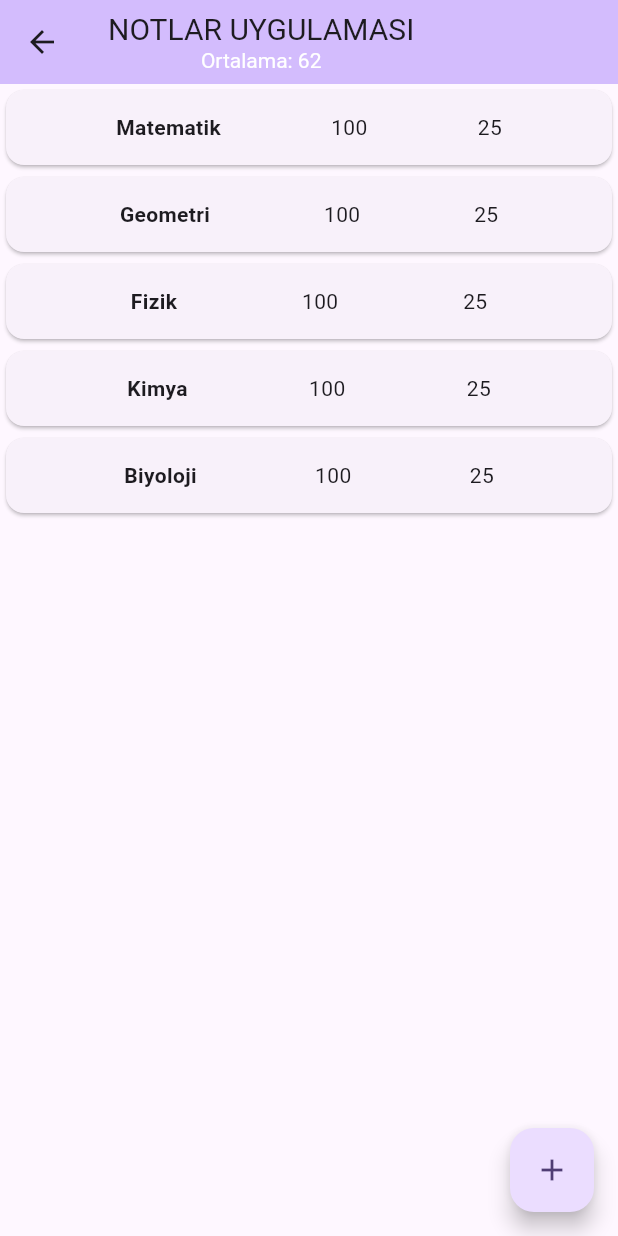
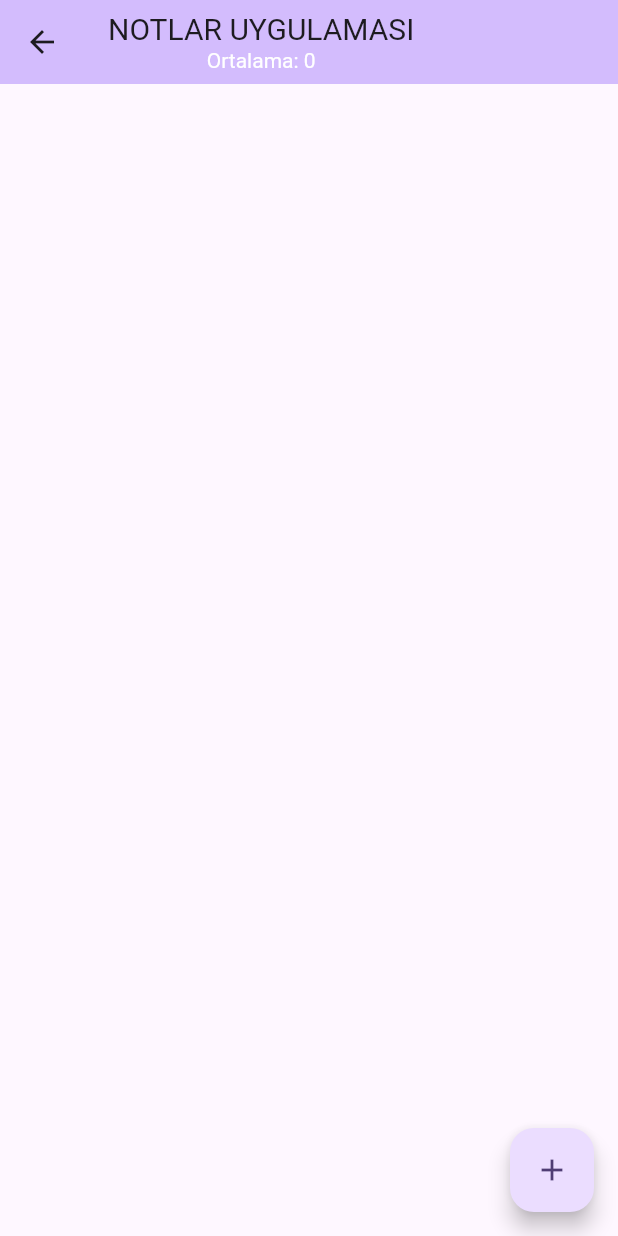
Before and after one commit to Tymcn/ogrencinotuygulamasi, a Flutter app: the screen it shows after launch, on a phone screen of 412 x 824 dp. Run offline on Flutter 3.47's test engine with Material 3 defaults, Android fonts, the phone set to English and light mode, and no system bars; our stand-ins replace sqflite; accounts and stored records are empty.

Commit message:
notlardao and veritabanierisim pages added

```diff
--- a/lib/NotDetaySayfa.dart
+++ b/lib/NotDetaySayfa.dart
@@ -1,6 +1,7 @@
 import 'package:flutter/cupertino.dart';
 import 'package:flutter/material.dart';
 import 'package:notlar/Notlar.dart';
+import 'package:notlar/Notlardao.dart';
 import 'package:notlar/main.dart';
 
 class NotDetaySayfa extends StatefulWidget {
@@ -19,11 +20,11 @@ class _NotDetaySayfaState extends State<NotDetaySayfa> {
   var tfnot2 = TextEditingController();
 
   Future<void> sil( int notid) async {
-    print("$notid silindi.");
+    await Notlardao().notSil(not_id);
     Navigator.push(context,MaterialPageRoute(builder: (context) => Anasayfa(),));
   }
   Future<void> guncelleme( int notid,String ders_adi, int not1, int not2) async {
-    print("$ders_adi- $not1 - $not2 güncellendi.");
+    await Notlardao().notGuncelle(not_id, ders_adi, not1, not2);
     Navigator.push(context,MaterialPageRoute(builder: (context) => Anasayfa(),));
   }
 
--- a/lib/NotKayitSayfa.dart
+++ b/lib/NotKayitSayfa.dart
@@ -1,4 +1,5 @@
 import 'package:flutter/material.dart';
+import 'package:notlar/Notlardao.dart';
 import 'package:notlar/main.dart';
 
 class NotKayitSayfa extends StatefulWidget {
@@ -14,7 +15,7 @@ class _NotKayitSayfaState extends State<NotKayitSayfa> {
   var tfnot2 = TextEditingController();
 
   Future<void> kayit(String ders_adi, int not1, int not2) async {
-    print("$ders_adi- $not1 - $not2 kayıt edildi.");
+    await Notlardao().notEkle(ders_adi, not1, not2);
     Navigator.push(
         context,
         MaterialPageRoute(
--- /dev/null
+++ b/lib/VeritabaniYardimcisi.dart
@@ -0,0 +1,26 @@
+import 'dart:io';
+import 'dart:typed_data'; // Doğru olan bu kütüphanedir
+
+import 'package:flutter/services.dart';
+import 'package:path/path.dart';
+import 'package:sqflite/sqflite.dart';
+
+class VeritabaniYardimcisi{
+   static final String veritabaniAdi="notlar.db";
+
+   static Future<Database> veritabaniErisim() async{
+     String veritabaniYolu= join(await getDatabasesPath(),veritabaniAdi);
+
+     if(await databaseExists(veritabaniYolu)){
+       print("Veri tabanı var.");
+     }else{
+       ByteData data=await rootBundle.load("veritabanı: $veritabaniAdi");
+
+       List<int> bytes=data.buffer.asUint8List(data.offsetInBytes, data.lengthInBytes);
+       await File(veritabaniYolu).writeAsBytes(bytes,flush: true);
+       print("Veri tabanı Kopyalandı");
+     }
+     return openDatabase(veritabaniYolu);
+   }
+
+}
--- a/lib/main.dart
+++ b/lib/main.dart
@@ -4,6 +4,7 @@ import 'package:flutter/material.dart';
 import 'package:notlar/NotDetaySayfa.dart';
 import 'package:notlar/NotKayitSayfa.dart';
 import 'package:notlar/Notlar.dart';
+import 'package:notlar/Notlardao.dart';
 import 'package:notlar/ekrandetay.dart';
 
 void main() {
@@ -32,19 +33,7 @@ class Anasayfa extends StatefulWidget {
 
 class _AnasayfaState extends State<Anasayfa> {
   Future<List<Notlar>> tumNotlarGoster() async {
-    var notlarListesi = <Notlar>[];
-
-    var n1 = Notlar(1, "Matematik", 100, 25);
-    var n2 = Notlar(2, "Geometri", 100, 25);
-    var n3 = Notlar(3, "Fizik", 100, 25);
-    var n4 = Notlar(4, "Kimya", 100, 25);
-    var n5 = Notlar(5, "Biyoloji", 100, 25);
-
-    notlarListesi.add(n1);
-    notlarListesi.add(n2);
-    notlarListesi.add(n3);
-    notlarListesi.add(n4);
-    notlarListesi.add(n5);
+    var notlarListesi = await Notlardao().tumNotlar();
 
     return notlarListesi;
   }
```
Also changed, not shown: lib/Notlardao.dart (added, +40 -0 lines), pubspec.lock.
